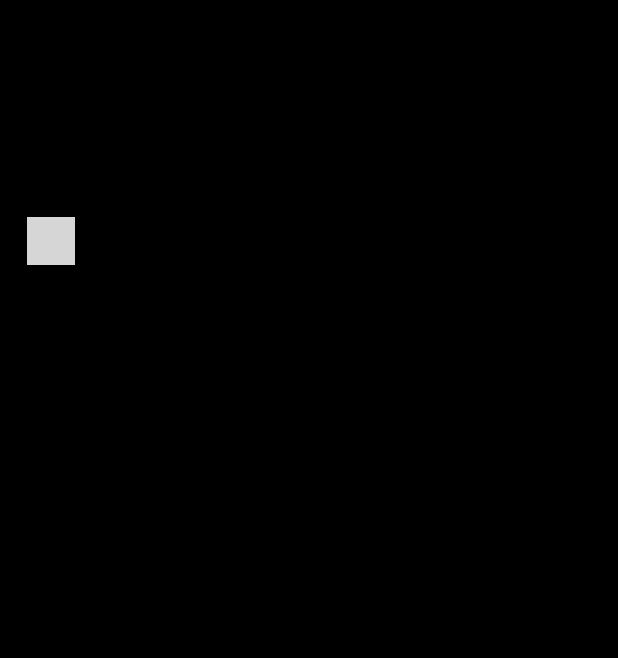
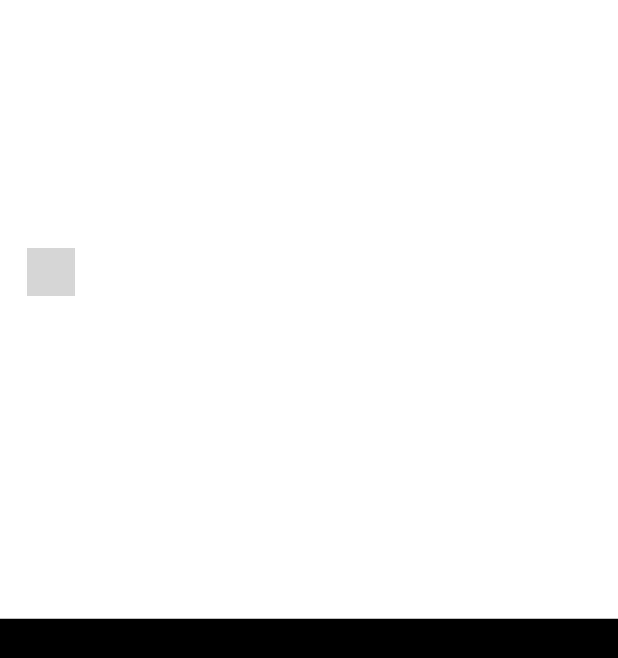
Before and after one commit to rithikjain/portfolio-app, an Android app: the layout activity_landing.xml on its own in the app's theme, with its tools: preview values and no code run, on a phone screen of 412 x 824 dp. Shown: the top 658 px of the screen. Run offline under Robolectric (Android 15) with nearby library versions, the phone set to English and light mode, and no system bars; plain views replace TypeWriterView; grey boxes are pictures that could not be loaded.

Commit message:
📈 Landing screen done hopefully

```diff
--- a/app/build.gradle
+++ b/app/build.gradle
@@ -45,6 +45,7 @@ dependencies {
     implementation 'androidx.constraintlayout:constraintlayout:2.0.4'
 
     implementation 'in.codeshuffle:typewriterview:1.1.0'
+    implementation 'com.github.florent37:viewanimator:1.1.2'
 
     testImplementation 'junit:junit:4.+'
     androidTestImplementation 'androidx.test.ext:junit:1.1.2'
--- a/app/src/main/java/com/rithikjain/portfolio/ui/landing/LandingActivity.kt
+++ b/app/src/main/java/com/rithikjain/portfolio/ui/landing/LandingActivity.kt
@@ -10,6 +10,7 @@ import android.os.Bundle
 import android.util.Log
 import android.view.View
 import androidx.appcompat.app.AppCompatActivity
+import com.github.florent37.viewanimator.ViewAnimator
 import com.rithikjain.portfolio.databinding.ActivityLandingBinding
 import kotlin.math.atan2
 
@@ -76,7 +77,7 @@ open class LandingActivity : AppCompatActivity(), SensorEventListener {
         val rotation = Math.toDegrees(degreeRotation.toDouble())
 
         if (rotation > -15 && rotation < 15) {
-            binding.landingLayout.rotation = rotation.toFloat()
+            // Handle rotation here
         }
     }
 
@@ -90,7 +91,19 @@ open class LandingActivity : AppCompatActivity(), SensorEventListener {
             binding.descriptionTextWriter.apply {
                 setWithMusic(false)
                 animateText("A Mobile Fullstack Dev :)")
+                setTypeWriterListener(DescriptionTextListener(binding))
             }
         }
     }
+
+    class DescriptionTextListener(private val binding: ActivityLandingBinding) : TypeWriterListener {
+        override fun onTypingStart(text: String?) {}
+        override fun onCharacterTyped(text: String?, position: Int) {}
+        override fun onTypingRemoved(text: String?) {}
+
+        override fun onTypingEnd(text: String?) {
+            binding.findMoreAbout.visibility = View.VISIBLE
+            ViewAnimator.animate(binding.findMoreAbout).tada().start()
+        }
+    }
 }
--- a/app/src/main/res/drawable/landing_bg.xml
+++ b/app/src/main/res/drawable/landing_bg.xml
@@ -5,8 +5,8 @@
     android:viewportHeight="823">
   <path
       android:pathData="M0,0h411v823h-411z"
-      android:fillColor="#5A80FF"/>
+      android:fillColor="#000000"/>
   <path
-      android:pathData="M0,0H411V412C240.535,516.067 175,305.5 0,412V0Z"
-      android:fillColor="#000000"/>
+      android:pathData="M0,0h411v412h-411z"
+      android:fillColor="#ffffff"/>
 </vector>
--- a/app/src/main/res/layout/activity_landing.xml
+++ b/app/src/main/res/layout/activity_landing.xml
@@ -3,6 +3,7 @@
     xmlns:app="http://schemas.android.com/apk/res-auto"
     xmlns:tools="http://schemas.android.com/tools"
     android:id="@+id/landingLayout"
+    android:background="@drawable/landing_bg"
     android:layout_width="match_parent"
     android:layout_height="match_parent"
     tools:context=".ui.landing.LandingActivity">
@@ -20,7 +21,7 @@
             android:id="@+id/introTextWriter"
             android:layout_width="wrap_content"
             android:layout_height="wrap_content"
-            android:textColor="@color/blue"
+            android:textColor="@color/black"
             android:textSize="32sp"
             android:textStyle="bold" />
 
@@ -29,17 +30,30 @@
             android:layout_width="wrap_content"
             android:layout_height="wrap_content"
             android:layout_marginTop="18dp"
-            android:textColor="@color/white"
+            android:textColor="@color/black"
             android:visibility="invisible"
-            android:textSize="18sp"
+            android:textSize="20sp"
             android:textStyle="bold" />
     </LinearLayout>
+
+    <Button
+        android:id="@+id/findMoreAbout"
+        android:layout_width="wrap_content"
+        android:layout_height="wrap_content"
+        android:text="Find out more about me!"
+        android:textStyle="bold"
+        android:visibility="invisible"
+        android:textSize="14sp"
+        app:layout_constraintTop_toBottomOf="@id/centerGuideline"
+        app:layout_constraintStart_toStartOf="parent"
+        app:layout_constraintEnd_toEndOf="parent"
+        app:layout_constraintBottom_toBottomOf="parent"/>
 
     <androidx.constraintlayout.widget.Guideline
         android:id="@+id/centerGuideline"
         android:layout_width="wrap_content"
         android:layout_height="wrap_content"
         android:orientation="horizontal"
-        app:layout_constraintGuide_percent="0.45" />
+        app:layout_constraintGuide_percent="0.50" />
 
 </androidx.constraintlayout.widget.ConstraintLayout>
--- a/app/src/main/res/values-night/themes.xml
+++ b/app/src/main/res/values-night/themes.xml
@@ -2,8 +2,8 @@
     <!-- Base application theme. -->
     <style name="Theme.Portfolio" parent="Theme.MaterialComponents.DayNight.NoActionBar">
         <!-- Primary brand color. -->
-        <item name="colorPrimary">@color/blue</item>
-        <item name="colorPrimaryVariant">@color/dark_blue</item>
+        <item name="colorPrimary">@color/white</item>
+        <item name="colorPrimaryVariant">@color/black</item>
         <item name="colorOnPrimary">@color/black</item>
         <!-- Status bar color. -->
         <item name="android:statusBarColor" tools:targetApi="l">@color/black</item>
--- a/app/src/main/res/values/themes.xml
+++ b/app/src/main/res/values/themes.xml
@@ -2,8 +2,8 @@
     <!-- Base application theme. -->
     <style name="Theme.Portfolio" parent="Theme.MaterialComponents.DayNight.NoActionBar">
         <!-- Primary brand color. -->
-        <item name="colorPrimary">@color/blue</item>
-        <item name="colorPrimaryVariant">@color/dark_blue</item>
+        <item name="colorPrimary">@color/white</item>
+        <item name="colorPrimaryVariant">@color/black</item>
         <item name="colorOnPrimary">@color/black</item>
         <!-- Status bar color. -->
         <item name="android:statusBarColor" tools:targetApi="l">@color/black</item>
```
